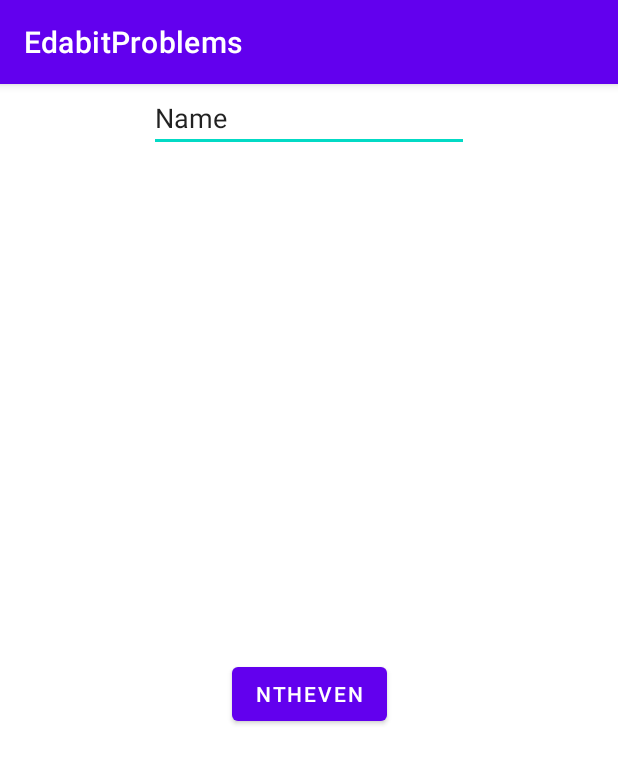
After one commit to Suresh-sanganaboyana-improve10x/EdabitProblems, an Android app: the NthEvenNumberActivity screen opened directly, with no data from a screen before it, on a phone screen of 412 x 824 dp. The commit adds this screen. Shown: the top 764 px of the screen. Run offline under Robolectric (Android 15) with nearby library versions, the phone set to English and light mode, and no system bars.

Commit message:
Created is NthEvenNumberActivity and implemented functionality

```diff
--- /dev/null
+++ b/app/src/main/java/com/example/edabitproblems/nthevennumber/NthEvenNumberActivity.java
@@ -0,0 +1,30 @@
+package com.example.edabitproblems.nthevennumber;
+
+import androidx.appcompat.app.AppCompatActivity;
+
+import android.os.Bundle;
+
+import com.example.edabitproblems.R;
+import com.example.edabitproblems.databinding.ActivityNthEvenNumberBinding;
+
+public class NthEvenNumberActivity extends AppCompatActivity implements NthEvenNumberView{
+
+    private ActivityNthEvenNumberBinding binding;
+
+    @Override
+    protected void onCreate(Bundle savedInstanceState) {
+        super.onCreate(savedInstanceState);
+        binding = ActivityNthEvenNumberBinding.inflate(getLayoutInflater());
+        setContentView(binding.getRoot());
+        handleFindNthEvenNumber();
+    }
+
+    @Override
+    public void handleFindNthEvenNumber() {
+        binding.nthEvenBtn.setOnClickListener(v -> {
+            String nth = binding.inputEvenTxt.getText().toString();
+            int findNth = new NthEvenNumberControllerImpl().findNthEvenNumber(nth);
+            binding.toastEvenTxt.setText(String.valueOf(findNth));
+        });
+    }
+}
--- /dev/null
+++ b/app/src/main/java/com/example/edabitproblems/nthevennumber/NthEvenNumberController.java
@@ -0,0 +1,6 @@
+package com.example.edabitproblems.nthevennumber;
+
+public interface NthEvenNumberController {
+
+    int findNthEvenNumber(String n);
+}
--- /dev/null
+++ b/app/src/main/java/com/example/edabitproblems/nthevennumber/NthEvenNumberView.java
@@ -0,0 +1,6 @@
+package com.example.edabitproblems.nthevennumber;
+
+public interface NthEvenNumberView {
+
+     void handleFindNthEvenNumber();
+}
--- /dev/null
+++ b/app/src/main/res/layout/activity_nth_even_number.xml
@@ -0,0 +1,38 @@
+<?xml version="1.0" encoding="utf-8"?>
+<androidx.constraintlayout.widget.ConstraintLayout xmlns:android="http://schemas.android.com/apk/res/android"
+    xmlns:app="http://schemas.android.com/apk/res-auto"
+    xmlns:tools="http://schemas.android.com/tools"
+    android:layout_width="match_parent"
+    android:layout_height="match_parent"
+    tools:context=".nthevennumber.NthEvenNumberActivity">
+
+    <EditText
+        android:id="@+id/input_even_txt"
+        android:layout_width="wrap_content"
+        android:layout_height="wrap_content"
+        android:ems="10"
+        android:inputType="textPersonName"
+        android:text="Name"
+        app:layout_constraintEnd_toEndOf="parent"
+        app:layout_constraintStart_toStartOf="parent"
+        app:layout_constraintTop_toTopOf="parent" />
+
+    <TextView
+        android:id="@+id/toast_even_txt"
+        android:layout_width="wrap_content"
+        android:layout_height="wrap_content"
+        app:layout_constraintBottom_toTopOf="@+id/nth_even_btn"
+        app:layout_constraintEnd_toEndOf="@+id/input_even_txt"
+        app:layout_constraintStart_toStartOf="@+id/input_even_txt"
+        app:layout_constraintTop_toBottomOf="@+id/input_even_txt" />
+
+    <Button
+        android:id="@+id/nth_even_btn"
+        android:layout_width="wrap_content"
+        android:layout_height="wrap_content"
+        android:text="NthEven"
+        app:layout_constraintBottom_toBottomOf="parent"
+        app:layout_constraintEnd_toEndOf="@+id/toast_even_txt"
+        app:layout_constraintStart_toStartOf="@+id/toast_even_txt"
+        app:layout_constraintTop_toBottomOf="@+id/input_even_txt" />
+</androidx.constraintlayout.widget.ConstraintLayout>
```
Also changed, not shown: app/src/main/AndroidManifest.xml (+7 -0 lines), app/src/main/java/com/example/edabitproblems/AllProblemsActivity.java (+9 -0 lines), app/src/main/java/com/example/edabitproblems/nthevennumber/NthEvenNumberControllerImpl.java (added, +11 -0 lines), app/src/main/res/layout/activity_all_problems.xml (+9 -0 lines), 1 other file.
